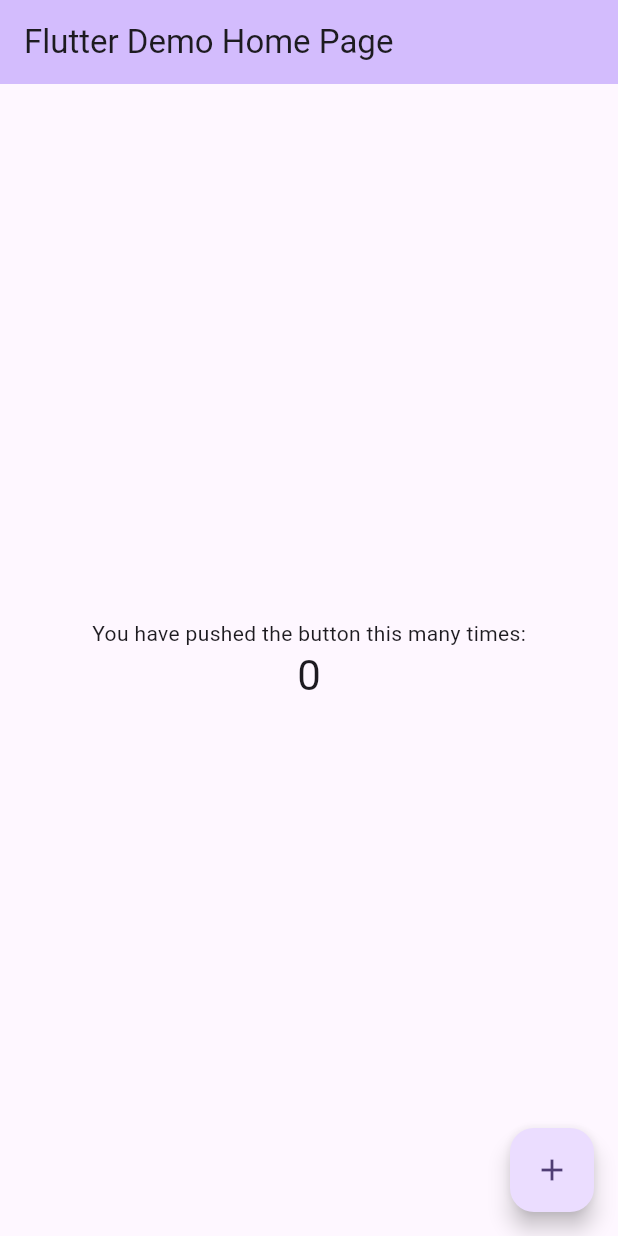
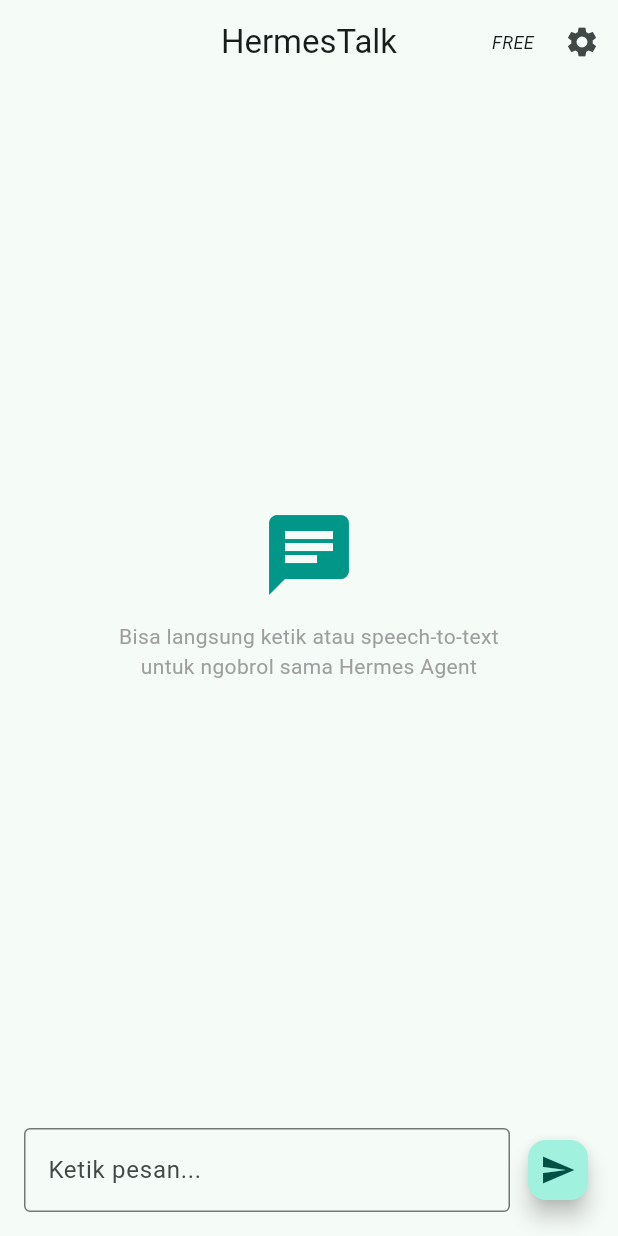
Before and after one commit to teleman70001-ui/hermestalk, a Flutter app: the screen it shows after launch, on a phone screen of 412 x 824 dp. Run offline on Flutter 3.47's test engine with Material 3 defaults, Android fonts, the phone set to English and light mode, and no system bars; our stand-ins replace flutter_tts, shared_preferences.

Commit message:
feat: HermesTalk — real-time chat dengan TTS + model gonta-ganti
- Hapus speech_to_text (ganti ke text input + TTS output)
- UI chat bubble back-to-back (user ↔ Hermes Agent)
- Auto-TTS baca balasan agent pakai flutter_tts (id-ID)
- Settings dialog: ganti endpoint/model/api_key on-the-fly, save ke SharedPreferences
- Ganti model langsung terlihat di AppBar
- Strip parsing angka di settings dialog pakai ThousandsFormatter

```diff
--- /dev/null
+++ b/lib/chat_message.dart
@@ -0,0 +1,9 @@
+/// Shared data model — tidak punya UI dependency
+class ChatMessage {
+  final String text;
+  final bool isUser;
+  final DateTime timestamp;
+
+  ChatMessage({required this.text, required this.isUser, DateTime? timestamp})
+      : timestamp = timestamp ?? DateTime.now();
+}
--- a/lib/main.dart
+++ b/lib/main.dart
@@ -1,122 +1,261 @@
+import 'dart:convert';
 import 'package:flutter/material.dart';
+import 'package:flutter/services.dart';
+import 'package:http/http.dart' as http;
+import 'package:flutter_tts/flutter_tts.dart';
+import 'package:shared_preferences/shared_preferences.dart';
+import 'chat_bubble.dart';
+import 'chat_message.dart';
+import 'settings_dialog.dart';
 
 void main() {
-  runApp(const MyApp());
+  WidgetsFlutterBinding.ensureInitialized();
+  SystemChrome.setPreferredOrientations([DeviceOrientation.portraitUp]);
+  runApp(const HermesTalkApp());
 }
 
-class MyApp extends StatelessWidget {
-  const MyApp({super.key});
+class HermesTalkApp extends StatelessWidget {
+  const HermesTalkApp({super.key});
 
-  // This widget is the root of your application.
   @override
   Widget build(BuildContext context) {
     return MaterialApp(
-      title: 'Flutter Demo',
+      title: 'HermesTalk',
       theme: ThemeData(
-        // This is the theme of your application.
-        //
-        // TRY THIS: Try running your application with "flutter run". You'll see
-        // the application has a purple toolbar. Then, without quitting the app,
-        // try changing the seedColor in the colorScheme below to Colors.green
-        // and then invoke "hot reload" (save your changes or press the "hot
-        // reload" button in a Flutter-supported IDE, or press "r" if you used
-        // the command line to start the app).
-        //
-        // Notice that the counter didn't reset back to zero; the application
-        // state is not lost during the reload. To reset the state, use hot
-        // restart instead.
-        //
-        // This works for code too, not just values: Most code changes can be
-        // tested with just a hot reload.
-        colorScheme: ColorScheme.fromSeed(seedColor: Colors.deepPurple),
+        colorSchemeSeed: const Color(0xFF00BFA5),
+        useMaterial3: true,
+        brightness: Brightness.light,
       ),
-      home: const MyHomePage(title: 'Flutter Demo Home Page'),
+      darkTheme: ThemeData(
+        colorSchemeSeed: const Color(0xFF00BFA5),
+        useMaterial3: true,
+        brightness: Brightness.dark,
+      ),
+      themeMode: ThemeMode.system,
+      home: const TalkPage(),
+      debugShowCheckedModeBanner: false,
     );
   }
 }
 
-class MyHomePage extends StatefulWidget {
-  const MyHomePage({super.key, required this.title});
-
-  // This widget is the home page of your application. It is stateful, meaning
-  // that it has a State object (defined below) that contains fields that affect
-  // how it looks.
-
-  // This class is the configuration for the state. It holds the values (in this
-  // case the title) provided by the parent (in this case the App widget) and
-  // used by the build method of the State. Fields in a Widget subclass are
-  // always marked "final".
-
-  final String title;
+class TalkPage extends StatefulWidget {
+  const TalkPage({super.key});
 
   @override
-  State<MyHomePage> createState() => _MyHomePageState();
+  State<TalkPage> createState() => _TalkPageState();
 }
 
-class _MyHomePageState extends State<MyHomePage> {
-  int _counter = 0;
+class _TalkPageState extends State<TalkPage> {
+  final FlutterTts _tts = FlutterTts();
+  bool _speaking = false;
+  bool _loading = false;
+  final List<ChatMessage> _messages = [];
+  final _textCtrl = TextEditingController();
 
-  void _incrementCounter() {
+  String _endpoint = 'http://168.110.208.118:20128/v1/chat/completions';
+  String _apiKey = '';
+  String _model = 'FREE';
+
+  @override
+  void initState() {
+    super.initState();
+    _loadSettings();
+    _initTts();
+  }
+
+  Future<void> _initTts() async {
+    await _tts.setLanguage('id-ID');
+    await _tts.setSpeechRate(0.5);
+    await _tts.setVolume(1.0);
+    _tts.setCompletionHandler(() => setState(() => _speaking = false));
+  }
+
+  Future<void> _loadSettings() async {
+    final prefs = await SharedPreferences.getInstance();
     setState(() {
-      // This call to setState tells the Flutter framework that something has
-      // changed in this State, which causes it to rerun the build method below
-      // so that the display can reflect the updated values. If we changed
-      // _counter without calling setState(), then the build method would not be
-      // called again, and so nothing would appear to happen.
-      _counter++;
+      _endpoint = prefs.getString('endpoint') ??
+          'http://168.110.208.118:20128/v1/chat/completions';
+      _apiKey = prefs.getString('api_key') ?? '';
+      _model = prefs.getString('model') ?? 'FREE';
     });
+  }
+
+  void _sendMessage(String text) async {
+    final msg = text.trim();
+    if (msg.isEmpty || _loading) return;
+
+    setState(() {
+      _loading = true;
+      _messages.add(ChatMessage(text: msg, isUser: true));
+      _textCtrl.clear();
+    });
+
+    try {
+      final url = Uri.parse(_endpoint);
+      final resp = await http.post(
+        url,
+        headers: {
+          'Content-Type': 'application/json',
+          if (_apiKey.isNotEmpty) 'Authorization': _apiKey,
+        },
+        body: jsonEncode({
+          'model': _model,
+          'messages': _buildChatHistory(),
+          'stream': false,
+          'max_tokens': 2048,
+        }),
+      ).timeout(const Duration(seconds: 30));
+
+      if (resp.statusCode != 200) {
+        throw Exception('HTTP ${resp.statusCode}: ${resp.body}');
+      }
+
+      final data = jsonDecode(resp.body);
+      final reply = (data['choices'][0]['message']['content'] as String).trim();
+
+      setState(() {
+        _messages.add(ChatMessage(text: reply, isUser: false));
+        _loading = false;
+      });
+
+      _speak(reply);
+    } catch (e) {
+      setState(() {
+        _messages.add(ChatMessage(text: 'Error: $e', isUser: false));
+        _loading = false;
+      });
+    }
+  }
+
+  List<Map<String, dynamic>> _buildChatHistory() =>
+      _messages.map((m) => {'role': m.isUser ? 'user' : 'assistant', 'content': m.text}).toList();
+
+  void _speak(String text) async {
+    setState(() => _speaking = true);
+    await _tts.speak(text);
+  }
+
+  void _stopSpeaking() async {
+    await _tts.stop();
+    setState(() => _speaking = false);
+  }
+
+  void _openSettings() {
+    showDialog(
+        context: context,
+        builder: (_) => SettingsDialog(
+              endpoint: _endpoint,
+              apiKey: _apiKey,
+              model: _model,
+              onSave: (ep, key, mdl) {
+                setState(() {
+                  _endpoint = ep;
+                  _apiKey = key;
+                  _model = mdl;
+                });
+              },
+            ));
+  }
+
+  @override
+  void dispose() {
+    _tts.stop();
+    _textCtrl.dispose();
+    super.dispose();
   }
 
   @override
   Widget build(BuildContext context) {
-    // This method is rerun every time setState is called, for instance as done
-    // by the _incrementCounter method above.
-    //
-    // The Flutter framework has been optimized to make rerunning build methods
-    // fast, so that you can just rebuild anything that needs updating rather
-    // than having to individually change instances of widgets.
     return Scaffold(
       appBar: AppBar(
-        // TRY THIS: Try changing the color here to a specific color (to
-        // Colors.amber, perhaps?) and trigger a hot reload to see the AppBar
-        // change color while the other colors stay the same.
-        backgroundColor: Theme.of(context).colorScheme.inversePrimary,
-        // Here we take the value from the MyHomePage object that was created by
-        // the App.build method, and use it to set our appbar title.
-        title: Text(widget.title),
+        title: const Text('HermesTalk'),
+        centerTitle: true,
+        actions: [
+          if (_model.isNotEmpty)
+            Padding(
+              padding: const EdgeInsets.symmetric(horizontal: 8),
+              child: Center(
+                child: Text(_model,
+                    style: const TextStyle(fontSize: 12, fontStyle: FontStyle.italic)),
+              ),
+            ),
+          IconButton(icon: const Icon(Icons.settings), onPressed: _openSettings),
+        ],
       ),
-      body: Center(
-        // Center is a layout widget. It takes a single child and positions it
-        // in the middle of the parent.
-        child: Column(
-          // Column is also a layout widget. It takes a list of children and
-          // arranges them vertically. By default, it sizes itself to fit its
-          // children horizontally, and tries to be as tall as its parent.
-          //
-          // Column has various properties to control how it sizes itself and
-          // how it positions its children. Here we use mainAxisAlignment to
-          // center the children vertically; the main axis here is the vertical
-          // axis because Columns are vertical (the cross axis would be
-          // horizontal).
-          //
-          // TRY THIS: Invoke "debug painting" (choose the "Toggle Debug Paint"
-          // action in the IDE, or press "p" in the console), to see the
-          // wireframe for each widget.
-          mainAxisAlignment: MainAxisAlignment.center,
-          children: <Widget>[
-            const Text('You have pushed the button this many times:'),
-            Text(
-              '$_counter',
-              style: Theme.of(context).textTheme.headlineMedium,
+      body: Column(
+        children: [
+          Expanded(
+            child: _messages.isEmpty
+                ? const Center(
+                    child: Column(
+                      mainAxisSize: MainAxisSize.min,
+                      children: [
+                        Icon(Icons.chat, size: 64, color: Colors.teal),
+                        SizedBox(height: 12),
+                        Text('Bisa langsung ketik atau speech-to-text\nuntuk ngobrol sama Hermes Agent',
+                            textAlign: TextAlign.center,
+                            style: TextStyle(color: Colors.grey)),
+                      ],
+                    ),
+                  )
+                : ListView.builder(
+                    padding: const EdgeInsets.all(12),
+                    reverse: true,
+                    itemCount: _messages.length,
+                    itemBuilder: (_, i) => ChatBubble(
+                      message: _messages[i],
+                      isLoading: _loading && i == _messages.length - 1 && !_messages[i].isUser,
+                    ),
+                  ),
+          ),
+          if (_loading)
+            const Padding(
+              padding: EdgeInsets.symmetric(horizontal: 16, vertical: 8),
+              child: Align(
+                alignment: Alignment.centerLeft,
+                child: Row(children: [
+                  SizedBox(width: 8, child: CircularProgressIndicator(strokeWidth: 2)),
+                  SizedBox(width: 8),
+                  Text('Hermes mikir...'),
+                ]),
+              ),
             ),
-          ],
-        ),
+          Padding(
+            padding: const EdgeInsets.all(16),
+            child: Row(children: [
+              Expanded(
+                child: TextField(
+                  controller: _textCtrl,
+                  onSubmitted: _sendMessage,
+                  decoration: InputDecoration(
+                    hintText: 'Ketik pesan...',
+                    border: const OutlineInputBorder(),
+                    suffixIcon: _speaking
+                        ? IconButton(icon: const Icon(Icons.stop), onPressed: _stopSpeaking)
+                        : null,
+                  ),
+                ),
+              ),
+              const SizedBox(width: 8),
+              FloatingActionButton(
+                mini: true,
+                onPressed: _loading
+                    ? null
+                    : () {
+                        if (_speaking) {
+                          _stopSpeaking();
+                        } else {
+                          _sendMessage(_textCtrl.text);
+                        }
+                      },
+                child: _loading
+                    ? const SizedBox(width: 20, height: 20, child: CircularProgressIndicator(strokeWidth: 2, color: Colors.white))
+                    : const Icon(Icons.send),
+              ),
+            ]),
+          ),
+        ],
       ),
-      floatingActionButton: FloatingActionButton(
-        onPressed: _incrementCounter,
-        tooltip: 'Increment',
-        child: const Icon(Icons.add),
-      ), // This trailing comma makes auto-formatting nicer for build methods.
     );
   }
 }
```
Also changed, not shown: lib/chat_bubble.dart (added, +54 -0 lines), lib/settings_dialog.dart (added, +83 -0 lines), pubspec.yaml (+10 -70 lines), pubspec.lock, 5 other files.
